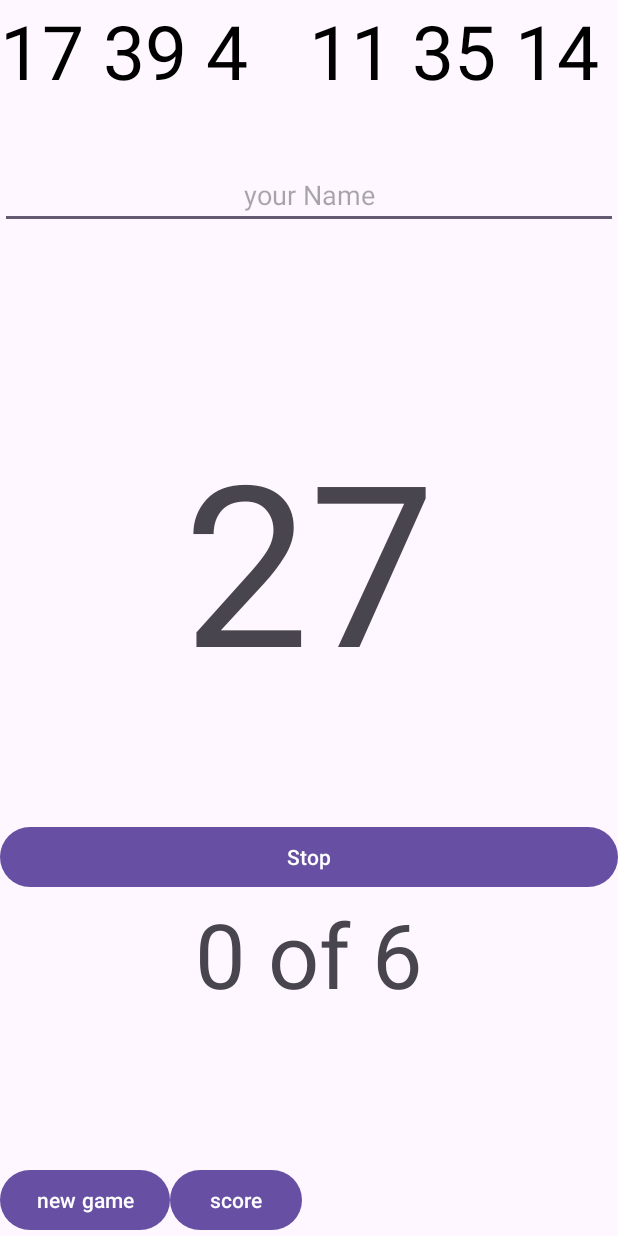
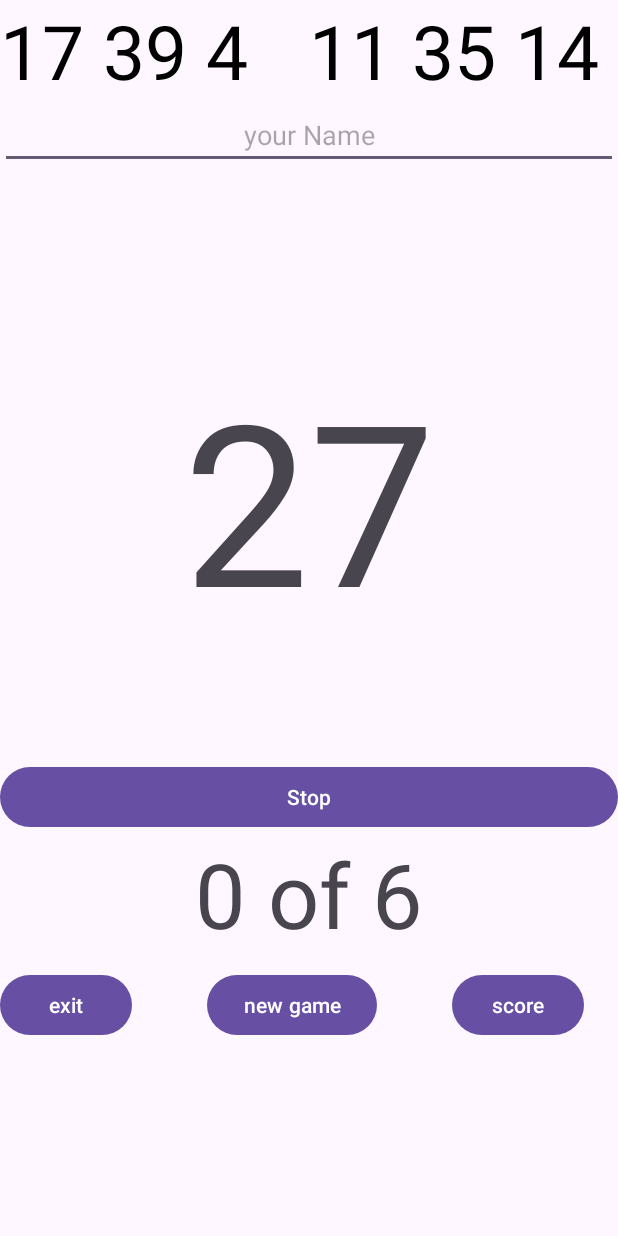
Before and after one commit to mohamedy25/RANDOM_GAME, an Android app: the screen it shows after launch (MainActivity), after a tap on "start/stop", on a phone screen of 412 x 824 dp. Run offline under Robolectric (Android 15) with nearby library versions, the phone set to English and light mode, and no system bars.

Commit message:
RANDOM_NUM

```diff
--- a/app/src/main/java/com/example/random_num/MainActivity.java
+++ b/app/src/main/java/com/example/random_num/MainActivity.java
@@ -1,5 +1,6 @@
 package com.example.random_num;
 
+import android.content.DialogInterface;
 import android.content.Intent;
 import android.graphics.Color;
 import android.os.Bundle;
@@ -8,17 +9,23 @@ import android.view.View;
 import android.widget.Button;
 import android.widget.EditText;
 import android.widget.TextView;
+
+import androidx.appcompat.app.AlertDialog;
 import androidx.appcompat.app.AppCompatActivity;
+
 import java.util.Random;
 
 public class MainActivity extends AppCompatActivity {
+
     public static int pubCount = 0, pubGame = 0;
+
     private TextView tv1, tv2, tv3, tv4, tv5, tv6, tvCurrent, count;
-    private Button start, btnNewGame, page;
+    private Button start, btnNewGame, page, exit;
+    private EditText name;
+
     private Handler handler = new Handler();
     private Random random = new Random();
     private boolean istart = false;
-            private EditText name;
 
     private int n1, n2, n3, n4, n5, n6;
     private int matchCount = 0;
@@ -46,13 +53,18 @@ public class MainActivity extends AppCompatActivity {
         tv4 = findViewById(R.id.textView4);
         tv5 = findViewById(R.id.textView5);
         tv6 = findViewById(R.id.textView6);
+
         tvCurrent = findViewById(R.id.textView7);
         count = findViewById(R.id.textView8);
+
         start = findViewById(R.id.button);
+        btnNewGame = findViewById(R.id.button3);
         page = findViewById(R.id.button4);
-        name=findViewById(R.id.editTextText);
-        btnNewGame = findViewById(R.id.button3);
+        exit = findViewById(R.id.button5);
 
+        name = findViewById(R.id.editTextText);
+
+        // Go to Score Page
         page.setOnClickListener(new View.OnClickListener() {
             @Override
             public void onClick(View v) {
@@ -65,7 +77,7 @@ public class MainActivity extends AppCompatActivity {
         start.setOnClickListener(new View.OnClickListener() {
             @Override
             public void onClick(View v) {
-                if (c < 7)
+                if (c < 7) {
                     if (!istart && matchCount < 6) {
                         istart = true;
                         start.setText("Stop");
@@ -79,6 +91,7 @@ public class MainActivity extends AppCompatActivity {
                         int finalNum = Integer.parseInt(tvCurrent.getText().toString());
                         checkMatch(finalNum);
                     }
+                }
             }
         });
 
@@ -86,11 +99,18 @@ public class MainActivity extends AppCompatActivity {
             @Override
             public void onClick(View v) {
                 generateNewNumbers();
+                istart = false;
                 start.setText("Start");
-                istart = false;
                 pubGame++;
                 matchCount = 0;
                 updateCounter();
+            }
+        });
+
+        exit.setOnClickListener(new View.OnClickListener() {
+            @Override
+            public void onClick(View v) {
+                buildDialog();
             }
         });
 
@@ -100,6 +120,7 @@ public class MainActivity extends AppCompatActivity {
 
     private void generateNewNumbers() {
         resetColors();
+
         n1 = random.nextInt(39) + 1;
         n2 = random.nextInt(39) + 1;
         n3 = random.nextInt(39) + 1;
@@ -147,4 +168,30 @@ public class MainActivity extends AppCompatActivity {
         tv6.setTextColor(Color.BLACK);
         c = 0;
     }
+
+    // Exit confirmation dialog
+    public void buildDialog() {
+        AlertDialog.Builder alertDialog = new AlertDialog.Builder(this);
+        alertDialog.setTitle("Exit");
+        alertDialog.setMessage("Do you want to exit?");
+        alertDialog.setCancelable(false);
+
+        alertDialog.setPositiveButton("YES", new DialogInterface.OnClickListener() {
+            @Override
+            public void onClick(DialogInterface dialog, int which) {
+                dialog.dismiss();
+                finish();
+            }
+        });
+
+        alertDialog.setNegativeButton("Cancel", new DialogInterface.OnClickListener() {
+            @Override
+            public void onClick(DialogInterface dialog, int which) {
+                dialog.dismiss();
+            }
+        });
+
+        AlertDialog alert = alertDialog.create();
+        alert.show();
+    }
 }
--- a/app/src/main/res/layout/activity_main.xml
+++ b/app/src/main/res/layout/activity_main.xml
@@ -81,7 +81,6 @@
         android:layout_height="wrap_content"
         android:ems="10"
         android:inputType="text"
-        android:layout_marginTop="40dp"
         android:gravity="center"
         android:hint="your Name" />
 
@@ -110,24 +109,33 @@
         android:textSize="60dp"
         android:gravity="center"
         />
+
     <LinearLayout
         android:layout_width="match_parent"
         android:layout_height="wrap_content"
         android:orientation="horizontal">
+        <Button
+            android:id="@+id/button5"
+            android:layout_width="wrap_content"
+            android:layout_height="wrap_content"
+            android:layout_marginTop="10dp"
+            android:text="exit" />
+        <Button
+            android:id="@+id/button3"
+            android:layout_width="wrap_content"
+            android:layout_height="wrap_content"
+            android:layout_marginTop="10dp"
+            android:layout_marginLeft="50dp"
+            android:text="new game" />
 
-    <Button
-        android:id="@+id/button3"
-        android:layout_width="wrap_content"
-        android:layout_height="wrap_content"
-        android:text="new game"
-        android:layout_marginTop="100dp"
-        />
+
         <Button
             android:id="@+id/button4"
             android:layout_width="wrap_content"
             android:layout_height="wrap_content"
+            android:layout_marginTop="10dp"
+            android:layout_marginLeft="50dp"
             android:text="score"
-            android:layout_marginTop="100dp"
 
             />
     </LinearLayout>
```
